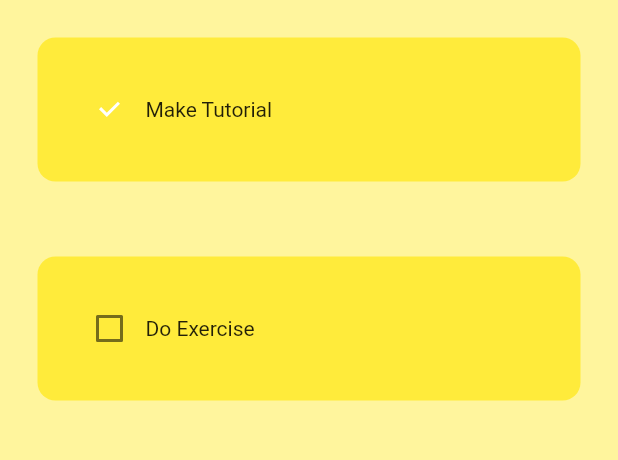
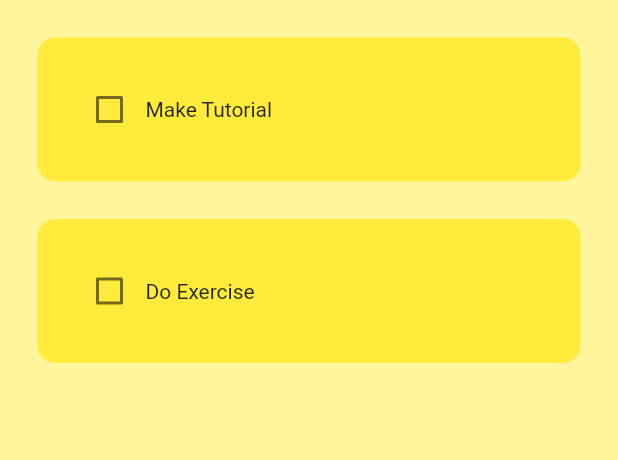
Before and after one commit to johncanero/flutter_todo_app, a Flutter app: the screen it shows after launch, on a phone screen of 412 x 824 dp, the part 84-544 px from its top. Run offline on Flutter 3.47's test engine with Material 2 defaults, Android fonts, the phone set to English and light mode, and no system bars.

```diff
--- a/lib/pages/home_page.dart
+++ b/lib/pages/home_page.dart
@@ -9,6 +9,19 @@ class HomePage extends StatefulWidget {
 }
 
 class _HomePageState extends State<HomePage> {
+  // list of todo tasks
+  List toDoList = [
+    ["Make Tutorial", false],
+    ["Do Exercise", false],
+  ];
+
+  // checkBox was tapped
+  void checkBoxChanged(bool? value, int index) {
+    setState(() {
+      toDoList[index][1] = !toDoList[index][1];
+    });
+  }
+
   @override
   Widget build(BuildContext context) {
     return Scaffold(
@@ -18,19 +31,16 @@ class _HomePageState extends State<HomePage> {
         centerTitle: true,
         elevation: 0,
       ),
-      body: ListView(
-        children: [
-          ToDoTile(
-            taskName: "Make Tutorial",
-            taskCompleted: true,
-            onChanged: (p0) {},
-          ),
-          ToDoTile(
-            taskName: "Do Exercise",
-            taskCompleted: false,
-            onChanged: (p0) {},
-          ),
-        ],
+      body: ListView.builder(
+        itemCount: toDoList.length,
+        itemBuilder: (context, index) {
+          // [index] = 0 or 1 depending on the list of toDoList
+          return ToDoTile(
+            taskName: toDoList[index][0],
+            taskCompleted: toDoList[index][1],
+            onChanged: (value) => checkBoxChanged(value, index),
+          );
+        },
       ),
     );
   }
--- a/lib/utils/todo_tile.dart
+++ b/lib/utils/todo_tile.dart
@@ -15,7 +15,7 @@ class ToDoTile extends StatelessWidget {
   @override
   Widget build(BuildContext context) {
     return Padding(
-      padding: const EdgeInsets.all(25.0),
+      padding: const EdgeInsets.only(left: 25.0, top: 25.0, right: 25.0),
       child: Container(
         padding: EdgeInsets.all(24.0),
         child: Row(
```
Also changed, not shown: 1 other file.
